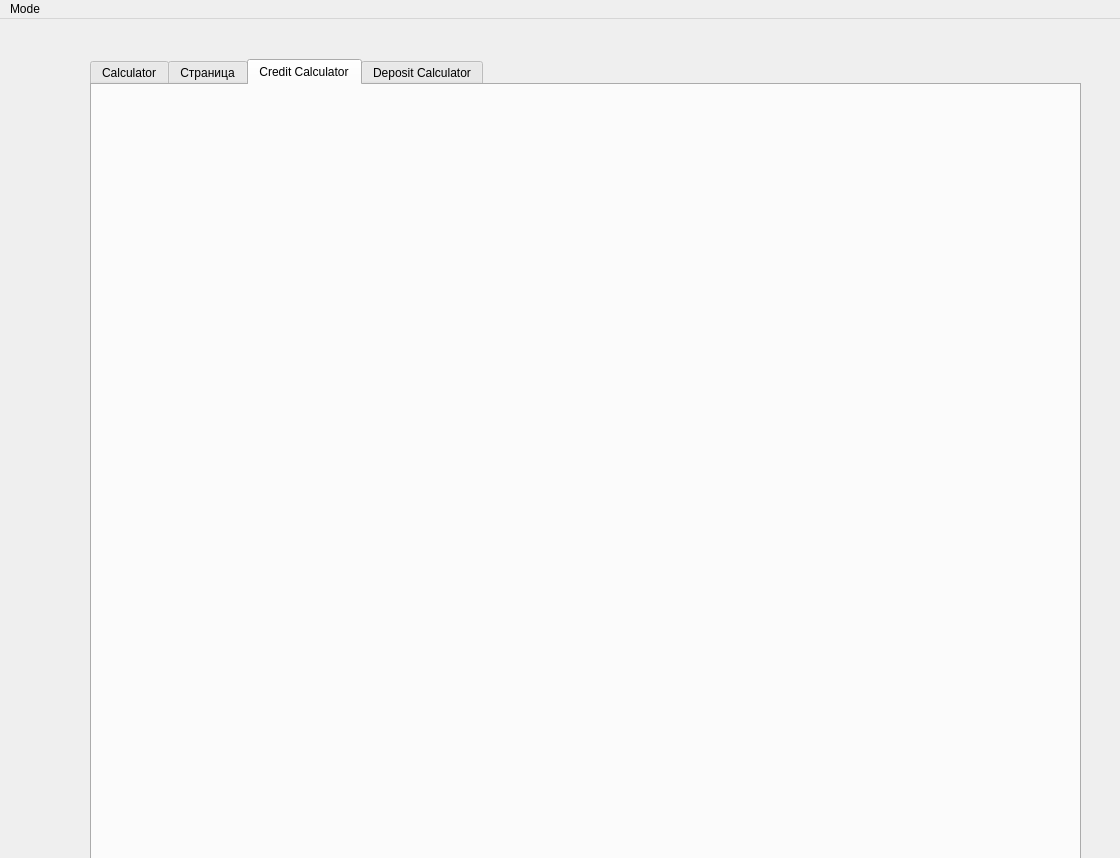
The window that src/SmartCalc/Views/MacCalc.ui (rozhnof/SmartCalc) describes before a commit, drawn with Qt 5.
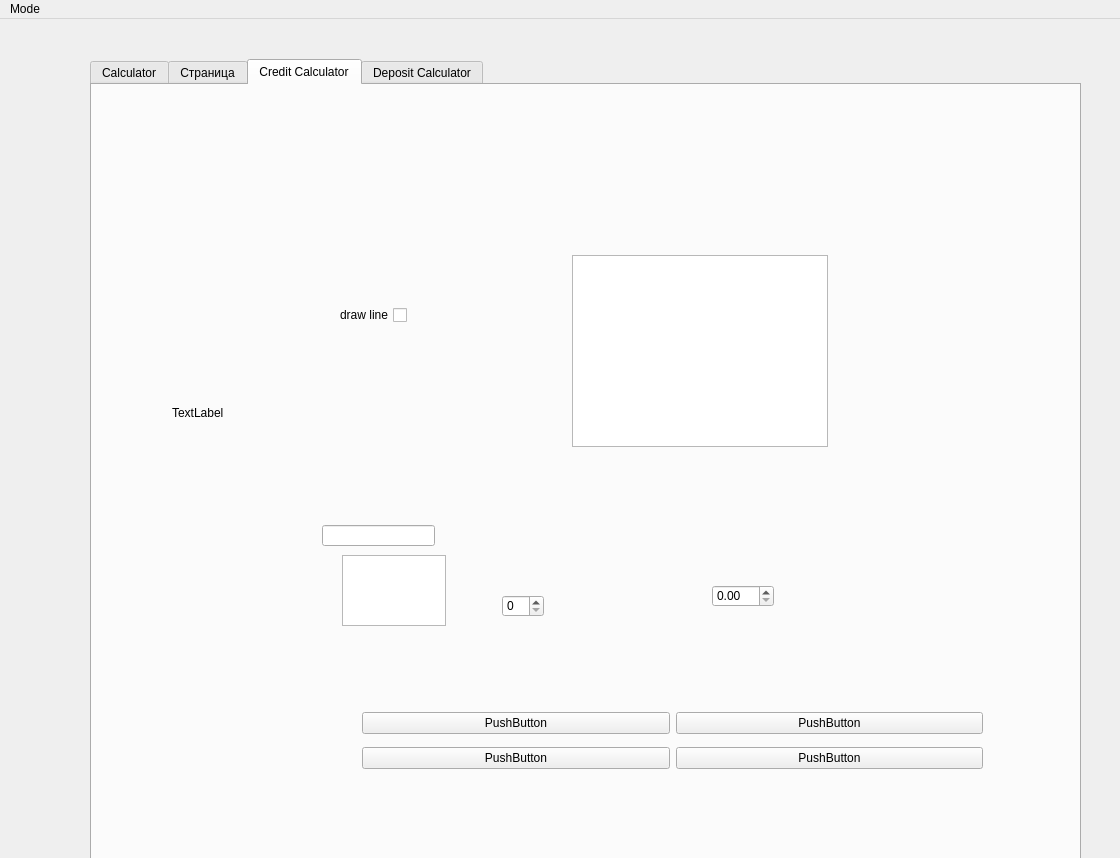
The same window after the commit. The open tabs and pages were chosen to show the change.

Commit message: Add graph in credit calc

Diff of the .ui file:
```diff
--- a/src/SmartCalc/Views/MacCalc.ui
+++ b/src/SmartCalc/Views/MacCalc.ui
@@ -1762,6 +1762,128 @@
      <attribute name="title">
       <string>Credit Calculator</string>
      </attribute>
+     <widget class="QWidget" name="gridLayoutWidget">
+      <property name="geometry">
+       <rect>
+        <x>270</x>
+        <y>620</y>
+        <width>621</width>
+        <height>71</height>
+       </rect>
+      </property>
+      <layout class="QGridLayout" name="gridLayout">
+       <item row="0" column="0">
+        <widget class="QPushButton" name="pushButton">
+         <property name="text">
+          <string>PushButton</string>
+         </property>
+        </widget>
+       </item>
+       <item row="2" column="0">
+        <widget class="QPushButton" name="pushButton_2">
+         <property name="text">
+          <string>PushButton</string>
+         </property>
+        </widget>
+       </item>
+       <item row="0" column="1">
+        <widget class="QPushButton" name="pushButton_3">
+         <property name="text">
+          <string>PushButton</string>
+         </property>
+        </widget>
+       </item>
+       <item row="2" column="1">
+        <widget class="QPushButton" name="pushButton_4">
+         <property name="text">
+          <string>PushButton</string>
+         </property>
+        </widget>
+       </item>
+      </layout>
+     </widget>
+     <widget class="QCheckBox" name="checkBox">
+      <property name="geometry">
+       <rect>
+        <x>230</x>
+        <y>220</y>
+        <width>85</width>
+        <height>20</height>
+       </rect>
+      </property>
+      <property name="layoutDirection">
+       <enum>Qt::RightToLeft</enum>
+      </property>
+      <property name="text">
+       <string>draw line</string>
+      </property>
+      <property name="tristate">
+       <bool>false</bool>
+      </property>
+     </widget>
+     <widget class="QLineEdit" name="lineEdit">
+      <property name="geometry">
+       <rect>
+        <x>230</x>
+        <y>440</y>
+        <width>113</width>
+        <height>21</height>
+       </rect>
+      </property>
+     </widget>
+     <widget class="QPlainTextEdit" name="plainTextEdit">
+      <property name="geometry">
+       <rect>
+        <x>250</x>
+        <y>470</y>
+        <width>104</width>
+        <height>71</height>
+       </rect>
+      </property>
+     </widget>
+     <widget class="QSpinBox" name="spinBox">
+      <property name="geometry">
+       <rect>
+        <x>410</x>
+        <y>510</y>
+        <width>42</width>
+        <height>22</height>
+       </rect>
+      </property>
+     </widget>
+     <widget class="QDoubleSpinBox" name="doubleSpinBox">
+      <property name="geometry">
+       <rect>
+        <x>620</x>
+        <y>500</y>
+        <width>62</width>
+        <height>22</height>
+       </rect>
+      </property>
+     </widget>
+     <widget class="QLabel" name="label">
+      <property name="geometry">
+       <rect>
+        <x>80</x>
+        <y>320</y>
+        <width>61</width>
+        <height>16</height>
+       </rect>
+      </property>
+      <property name="text">
+       <string>TextLabel</string>
+      </property>
+     </widget>
+     <widget class="QTextBrowser" name="textBrowser">
+      <property name="geometry">
+       <rect>
+        <x>480</x>
+        <y>170</y>
+        <width>256</width>
+        <height>192</height>
+       </rect>
+      </property>
+     </widget>
     </widget>
     <widget class="QWidget" name="DepositCalc">
      <attribute name="title">
```
Left out of the diff: 6 changed lines with no effect on the pictures. Lines whose indentation alone changed are shown as unchanged. The commit also changes 6 other files.
